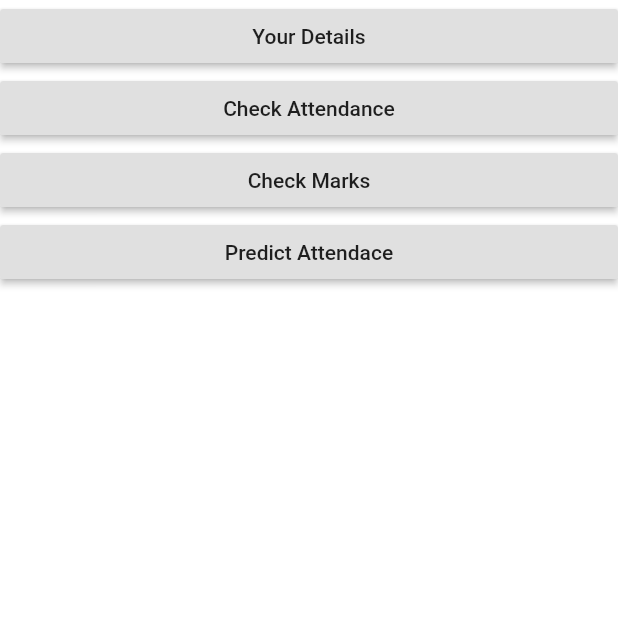
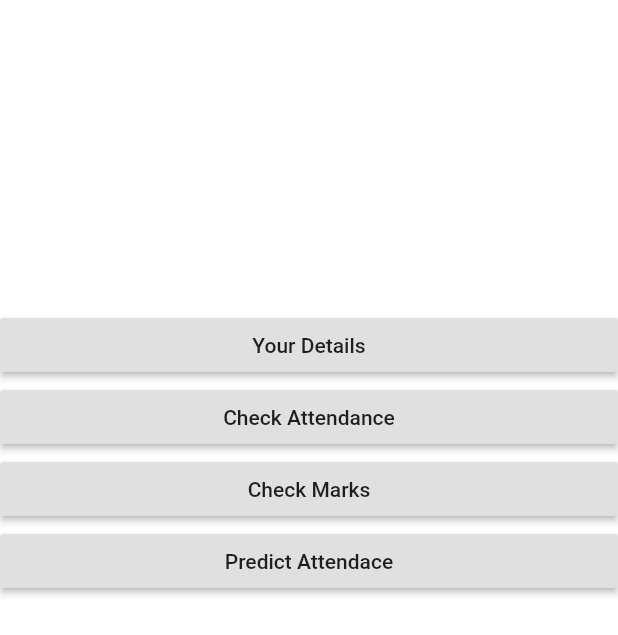
Before and after one commit to saisrinivaspaila/StudentProtal, a Flutter app: the screen it shows after launch, after a tap on "Login", on a phone screen of 412 x 824 dp. Shown: the top 635 px of the screen. Run offline on Flutter 3.47's test engine with Material 2 defaults, Android fonts, the phone set to English and light mode, and no system bars; network calls fail.

```diff
--- a/lib/entities/model.dart
+++ b/lib/entities/model.dart
@@ -5,11 +5,12 @@ import 'package:scoped_model/scoped_model.dart';
 
 class Student extends Model {
   String _regId = "";
+  String _pass = "";
   Map<String, dynamic> responseData = {};
   String _name = '';
   String _mobileNumber = '';
   int _classesAttended, _classesConducted;
-
+  bool _loginStatus;
   bool _isLoading = false;
 
   bool get isLoading {
@@ -33,7 +34,11 @@ class Student extends Model {
     return _regId;
   }
 
-  Future<bool> fetchRegNo(String regId) {
+  bool get loginStatus {
+    return _loginStatus;
+  }
+
+  Future<bool> fetchRegNo(String regId, String pass) {
     _regId = regId;
     _isLoading = true;
     notifyListeners();
@@ -41,20 +46,26 @@ class Student extends Model {
         .get('https://minipro2-9bc1f.firebaseio.com/regno/$_regId.json')
         .then<bool>((http.Response response) {
       responseData = json.decode(response.body);
+      if (pass == responseData["Password"]) {
+        _loginStatus = true;
+        _pass = pass;
         _name = responseData["Name"];
         _mobileNumber = responseData["Mobile Number"];
         print(_name);
         print(_mobileNumber);
-
         _classesAttended = responseData["Class attended"];
-
         _classesConducted = responseData["Classes conducted"];
         print(_classesConducted);
         print(_classesAttended);
-
         _isLoading = false;
         notifyListeners();
         return true;
+      } else {
+        _loginStatus = false;
+        _isLoading = false;
+        notifyListeners();
+        return true;
+      }
     }).catchError((error) {
       print('There is an error');
       _isLoading = false;
--- a/lib/loginPage.dart
+++ b/lib/loginPage.dart
@@ -1,34 +1,44 @@
 import 'package:flutter/material.dart';
 import './entities/model.dart';
+import './menuPage.dart';
 
 class LoginPage extends StatefulWidget {
-  LoginPage({Key key, this.model}) : super(key: key);
-  final String title="";
   final Student model;
-
+  LoginPage(this.model);
   @override
-  _LoginPageState createState() => _LoginPageState(model:model);
+  _LoginPageState createState() => _LoginPageState(model);
 }
 
 class _LoginPageState extends State<LoginPage> {
   TextStyle style = TextStyle(fontFamily: 'Montserrat', fontSize: 20.0);
+  final model;
+  final username = TextEditingController();
+  final passw = TextEditingController();
+  _LoginPageState(this.model);
 
-  final Student model;
-
-  _LoginPageState({this.model});
+  @override
+  void dispose() {
+    // Clean up the controller when the widget is removed from the
+    // widget tree.
+    username.dispose();
+    passw.dispose();
+    super.dispose();
+  }
 
   @override
   Widget build(BuildContext context) {
     final emailField = TextField(
-      obscureText: true,
+      controller: username,
+      // obscureText: true,
       style: style,
       decoration: InputDecoration(
           contentPadding: EdgeInsets.fromLTRB(20.0, 15.0, 20.0, 15.0),
-          hintText: "Admission NO.",
+          hintText: "Admission Number",
           border:
               OutlineInputBorder(borderRadius: BorderRadius.circular(32.0))),
     );
     final password = TextField(
+      controller: passw,
       obscureText: true,
       style: style,
       decoration: InputDecoration(
@@ -46,7 +56,11 @@ class _LoginPageState extends State<LoginPage> {
         minWidth: MediaQuery.of(context).size.width,
         padding: EdgeInsets.fromLTRB(20.0, 15.0, 20.0, 15.0),
         onPressed: () {
-          Navigator.pushReplacementNamed(context, '/menuPage');
+          Navigator.push(
+              context,
+              MaterialPageRoute(
+                  builder: (context) =>
+                      MenuPage(model, username.text, passw.text)));
         },
         child: Text("Login",
             textAlign: TextAlign.center,
@@ -56,7 +70,7 @@ class _LoginPageState extends State<LoginPage> {
     );
 
     return Scaffold(
-      body: SingleChildScrollView(
+        body: SingleChildScrollView(
       child: Center(
         child: Container(
           color: Colors.white,
@@ -69,7 +83,7 @@ class _LoginPageState extends State<LoginPage> {
                 children: <Widget>[
                   SizedBox(
                     height: 35.0,
-                  ),//add media query for this one
+                  ), //add media query for this one
                   SizedBox(
                     height: 35.0,
                   ),
@@ -84,7 +98,8 @@ class _LoginPageState extends State<LoginPage> {
                   emailField,
                   SizedBox(
                     height: 35.0,
-                  ),password,
+                  ),
+                  password,
                   SizedBox(height: 45.0),
                   loginButon,
                   SizedBox(
@@ -96,7 +111,6 @@ class _LoginPageState extends State<LoginPage> {
           ),
         ),
       ),
-        )
-    );
+    ));
   }
 }
--- a/lib/main.dart
+++ b/lib/main.dart
@@ -1,10 +1,10 @@
 import 'package:flutter/material.dart';
-import 'package:minipro/menuPage.dart';
+// import 'package:minipro/menuPage.dart';
 import 'loginPage.dart';
 import 'studentDetails.dart';
 import 'package:scoped_model/scoped_model.dart';
 import './entities/model.dart';
-import './menuPage.dart';
+// import './menuPage.dart';
 
 void main() => runApp(MyApp());
 
@@ -25,7 +25,6 @@ class _MyAppState extends State<MyApp> {
         debugShowCheckedModeBanner: false,
         routes: {
           '/studentDetails': (BuildContext context) => StudentDetails(_model),
-          '/menuPage': (BuildContext context) => MenuPage(_model)
         },
         home: AppHome(
           model: _model,
@@ -43,7 +42,7 @@ class AppHome extends StatelessWidget {
   @override
   Widget build(BuildContext context) {
     return Scaffold(
-      body:LoginPage(),
+      body: LoginPage(model),
       //  bro this is your login page----> LoginPage(),
     );
   }
--- a/lib/menuPage.dart
+++ b/lib/menuPage.dart
@@ -1,12 +1,15 @@
 import 'package:flutter/material.dart';
 import './entities/model.dart';
+import 'package:scoped_model/scoped_model.dart';
 
 class MenuPage extends StatefulWidget {
   final Student model;
-  MenuPage(this.model);
+  final _regId;
+  final _pass;
+  MenuPage(this.model, this._regId, this._pass);
 
   @override
-  _MenuPageState createState() => _MenuPageState();
+  _MenuPageState createState() => _MenuPageState(_regId, _pass);
 }
 
 class _MenuPageState extends State<MenuPage> {
@@ -16,17 +19,30 @@ class _MenuPageState extends State<MenuPage> {
     "Check Marks",
     "Predict Attendace"
   ];
-  String _regId = "17L31A0501";
+  final _regId, _pass;
+  _MenuPageState(this._regId, this._pass);
 
   @override
   void initState() {
-    widget.model.fetchRegNo(_regId);
+    widget.model.fetchRegNo(_regId, _pass);
     super.initState();
   }
 
   @override
   Widget build(BuildContext context) {
-    return ListView(
+    final _height = MediaQuery.of(context).size.height;
+
+    return Center(
+      child: Container(
+        padding: EdgeInsets.symmetric(vertical: _height / 4),
+        child: Column(
+          children: <Widget>[
+            ScopedModelDescendant(
+              builder: (BuildContext context, Widget widget, Student model) {
+                return model.isLoading
+                    ? CircularProgressIndicator()
+                    : Expanded(
+                        child: ListView(
                         children: <Widget>[
                           RaisedButton(
                             onPressed: () {
@@ -47,6 +63,12 @@ class _MenuPageState extends State<MenuPage> {
                             child: Text("${menu[3]}"),
                           ),
                         ],
+                      ));
+              },
+            )
+          ],
+        ),
+      ),
     );
   }
 }
--- a/lib/studentDetails.dart
+++ b/lib/studentDetails.dart
@@ -4,7 +4,6 @@ import 'package:flutter/material.dart';
 class StudentDetails extends StatefulWidget {
   final Student model;
   StudentDetails(this.model);
-
   @override
   _StudentDetailsState createState() => _StudentDetailsState();
 }
```
Lines whose indentation alone changed are shown as unchanged.
